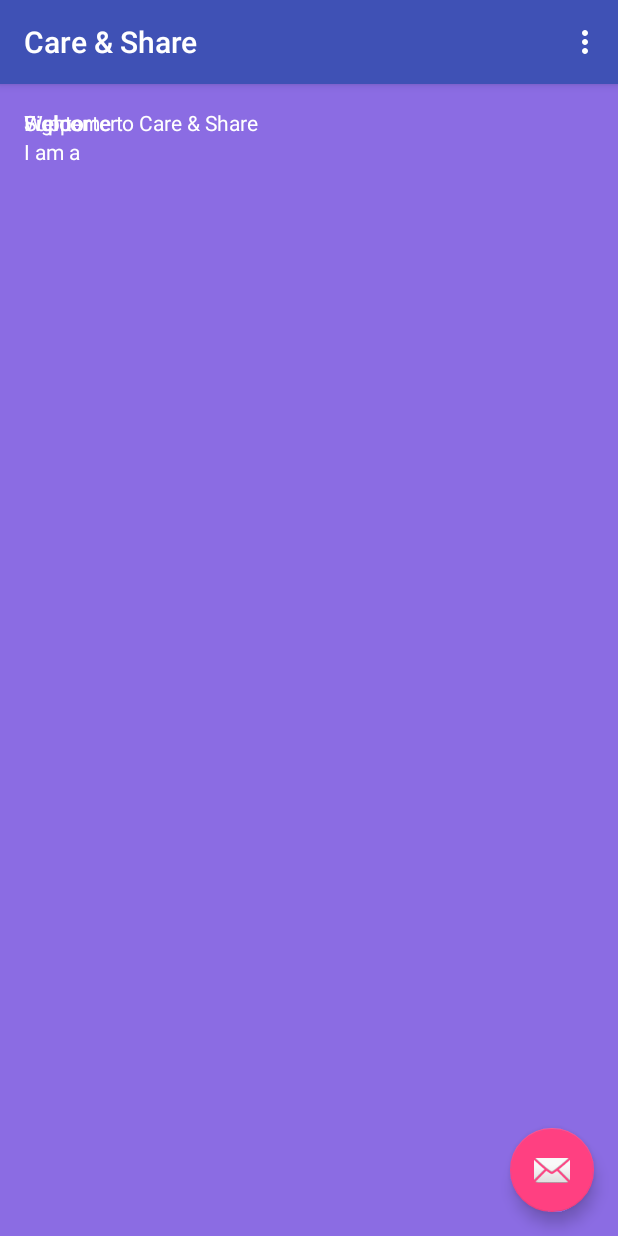
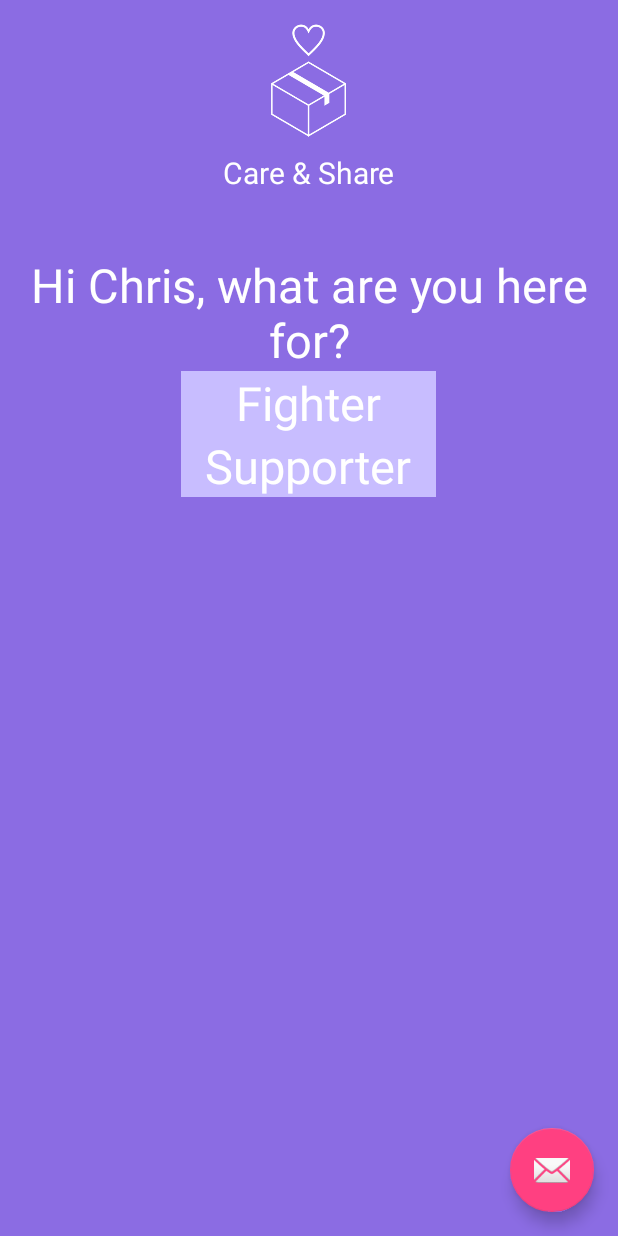
Before and after one commit to lsurvila/hack_cancer, an Android app: the screen it shows after launch (MainActivity before the commit, WelcomeActivity after it), on a phone screen of 412 x 824 dp. Run offline under Robolectric (Android 15) with nearby library versions, the phone set to English and light mode, and no system bars; libraries missing offline, so code that uses them is left out: rx.android.schedulers, rx.functions; 2 statements that could not run were skipped.

Commit message:
Welcome screen so far

```diff
--- a/app/src/main/AndroidManifest.xml
+++ b/app/src/main/AndroidManifest.xml
@@ -12,7 +12,7 @@
         android:theme="@style/AppTheme" >
 
         <activity
-            android:name=".MainActivity"
+            android:name=".WelcomeActivity"
             android:label="@string/app_name"
             android:theme="@style/AppTheme.NoActionBar"
             android:screenOrientation="portrait" >
--- /dev/null
+++ b/app/src/main/java/co/hackcancer/hackcancer/WelcomeActivity.java
@@ -0,0 +1,49 @@
+package co.hackcancer.hackcancer;
+
+import android.os.Bundle;
+import android.support.design.widget.FloatingActionButton;
+import android.support.design.widget.Snackbar;
+import android.support.v7.app.AppCompatActivity;
+import android.view.View;
+import android.view.Menu;
+import android.view.MenuItem;
+
+public class WelcomeActivity extends AppCompatActivity {
+
+    @Override
+    protected void onCreate(Bundle savedInstanceState) {
+        super.onCreate(savedInstanceState);
+        setContentView(R.layout.activity_welcome);
+
+        FloatingActionButton fab = (FloatingActionButton) findViewById(R.id.fab);
+        fab.setOnClickListener(new View.OnClickListener() {
+            @Override
+            public void onClick(View view) {
+                Snackbar.make(view, "Replace with your own action", Snackbar.LENGTH_LONG)
+                        .setAction("Action", null).show();
+            }
+        });
+    }
+
+    @Override
+    public boolean onCreateOptionsMenu(Menu menu) {
+        // Inflate the menu; this adds items to the action bar if it is present.
+        getMenuInflater().inflate(R.menu.menu_main, menu);
+        return true;
+    }
+
+    @Override
+    public boolean onOptionsItemSelected(MenuItem item) {
+        // Handle action bar item clicks here. The action bar will
+        // automatically handle clicks on the Home/Up button, so long
+        // as you specify a parent activity in AndroidManifest.xml.
+        int id = item.getItemId();
+
+        //noinspection SimplifiableIfStatement
+        if (id == R.id.action_settings) {
+            return true;
+        }
+
+        return super.onOptionsItemSelected(item);
+    }
+}
--- a/app/src/main/java/co/hackcancer/hackcancer/WelcomeFragment.java
+++ b/app/src/main/java/co/hackcancer/hackcancer/WelcomeFragment.java
@@ -24,6 +24,7 @@ public class WelcomeFragment extends Fragment {
     protected TextView mWelcomeText;
     protected TextView mSupporterText;
     protected TextView mFighterText;
+    protected TextView mHiThereText;
     protected RelativeLayout mWelcomeContainer;
 
     public WelcomeFragment() {
@@ -87,5 +88,8 @@ public class WelcomeFragment extends Fragment {
         mWelcomeText = (TextView) mWelcomeContainer.findViewById(R.id.welcomeMessage);
         mSupporterText = (TextView) mWelcomeContainer.findViewById(R.id.supporter);
         mFighterText = (TextView) mWelcomeContainer.findViewById(R.id.fighter);
+        mHiThereText = (TextView) mWelcomeContainer.findViewById(R.id.hiThere);
+
+        mHiThereText.setText(String.format(getString(R.string.WelcomeText), "Chris"));
     }
 }
--- a/app/src/main/res/layout/activity_main.xml
+++ b/app/src/main/res/layout/activity_welcome.xml
@@ -6,14 +6,6 @@
     android:layout_height="match_parent" android:fitsSystemWindows="true"
     tools:context=".MainActivity">
 
-    <android.support.design.widget.AppBarLayout android:layout_height="wrap_content"
-        android:layout_width="match_parent" android:theme="@style/AppTheme.AppBarOverlay">
-
-        <android.support.v7.widget.Toolbar android:id="@+id/toolbar"
-            android:layout_width="match_parent" android:layout_height="?attr/actionBarSize"
-            android:background="?attr/colorPrimary" app:popupTheme="@style/AppTheme.PopupOverlay" />
-
-    </android.support.design.widget.AppBarLayout>
 
     <include layout="@layout/content_main" />
 
--- a/app/src/main/res/layout/fragment_welcome.xml
+++ b/app/src/main/res/layout/fragment_welcome.xml
@@ -6,33 +6,52 @@
     android:paddingBottom="@dimen/activity_vertical_margin" tools:showIn="@layout/activity_main"
     tools:context=".MainActivityFragment">
 
+    <ImageView
+        android:id="@+id/logo"
+        android:layout_centerHorizontal="true"
+        android:src="@drawable/logo"
+        android:layout_width="50dp"
+        android:layout_height="75dp" />
+
     <TextView
         android:id="@+id/welcomeMessage"
-        android:text="@string/WelcomeText"
-        android:textColor="@color/textColour"
+        android:text="@string/app_name"
+        android:paddingTop="10dp"
+        android:layout_below="@id/logo"
+        style="@style/LogoHeading"
+        android:layout_centerHorizontal="true"
         android:layout_width="wrap_content"
         android:layout_height="wrap_content" />
 
     <TextView
-        android:id="@+id/iAmA"
-        android:layout_width="wrap_content"
-        android:textColor="@color/textColour"
+        android:id="@+id/hiThere"
+        android:layout_centerHorizontal="true"
+        android:textAlignment="center"
+        android:paddingTop="40dp"
+        style="@style/WelcomeHeading"
         android:text="@string/IAmA"
         android:layout_below="@id/welcomeMessage"
-        android:layout_height="match_parent" />
+        android:layout_height="wrap_content"
+        android:layout_width="wrap_content" />
 
     <TextView
         android:id="@+id/fighter"
+        android:layout_width="170dp"
         android:text="@string/Fighter"
-        android:textColor="@color/textColour"
-        android:layout_width="wrap_content"
+        android:textAlignment="center"
+        android:layout_centerHorizontal="true"
+        style="@style/WelcomeButton"
+        android:layout_below="@id/hiThere"
         android:layout_height="wrap_content" />
 
     <TextView
         android:id="@+id/supporter"
-        android:textColor="@color/textColour"
+        style="@style/WelcomeButton"
         android:text="@string/Supporter"
-        android:layout_width="wrap_content"
+        android:textAlignment="center"
+        android:layout_centerHorizontal="true"
+        android:layout_below="@id/fighter"
+        android:layout_width="170dp"
         android:layout_height="wrap_content" />
 
 </RelativeLayout>
--- a/app/src/main/res/values/colors.xml
+++ b/app/src/main/res/values/colors.xml
@@ -6,4 +6,6 @@
 
     <color name="backgroundColour">#8B6CE3</color>
     <color name="textColour">#FFFFFF</color>
+
+    <color name="WelcomeButtonColour">#C8BDFF</color>
 </resources>
--- a/app/src/main/res/values/strings.xml
+++ b/app/src/main/res/values/strings.xml
@@ -2,7 +2,7 @@
     <string name="app_name">Care &amp; Share</string>
     <string name="action_settings">Settings</string>
 
-    <string name="WelcomeText">Welcome to Care &amp; Share</string>
+    <string name="WelcomeText">Hi %s, what are you here for?</string>
     <string name="IAmA">I am a</string>
     <string name="Fighter">Fighter</string>
     <string name="Supporter">Supporter</string>
--- a/app/src/main/res/values/styles.xml
+++ b/app/src/main/res/values/styles.xml
@@ -17,4 +17,17 @@
     <style name="AppTheme.AppBarOverlay" parent="ThemeOverlay.AppCompat.Dark.ActionBar" />
     <style name="AppTheme.PopupOverlay" parent="ThemeOverlay.AppCompat.Light" />
 
+    <style name="LogoHeading" parent="AppTheme">
+        <item name="android:textColor">@color/textColour</item>
+        <item name="android:textSize">20sp</item>
+    </style>
+
+    <style name="WelcomeHeading" parent="AppTheme">
+        <item name="android:textColor">@color/textColour</item>
+        <item name="android:textSize">31sp</item>
+    </style>
+
+    <style name="WelcomeButton" parent="WelcomeHeading">
+        <item name="android:background">@color/WelcomeButtonColour</item>
+    </style>
 </resources>
```
Also changed, not shown: app/src/main/res/drawable/logo.png (added), app/src/main/res/mipmap-hdpi/ic_launcher.png, app/src/main/res/mipmap-mdpi/ic_launcher.png, app/src/main/res/mipmap-xhdpi/ic_launcher.png, app/src/main/res/mipmap-xxhdpi/ic_launcher.png, app/src/main/res/mipmap-xxxhdpi/ic_launcher.png.
